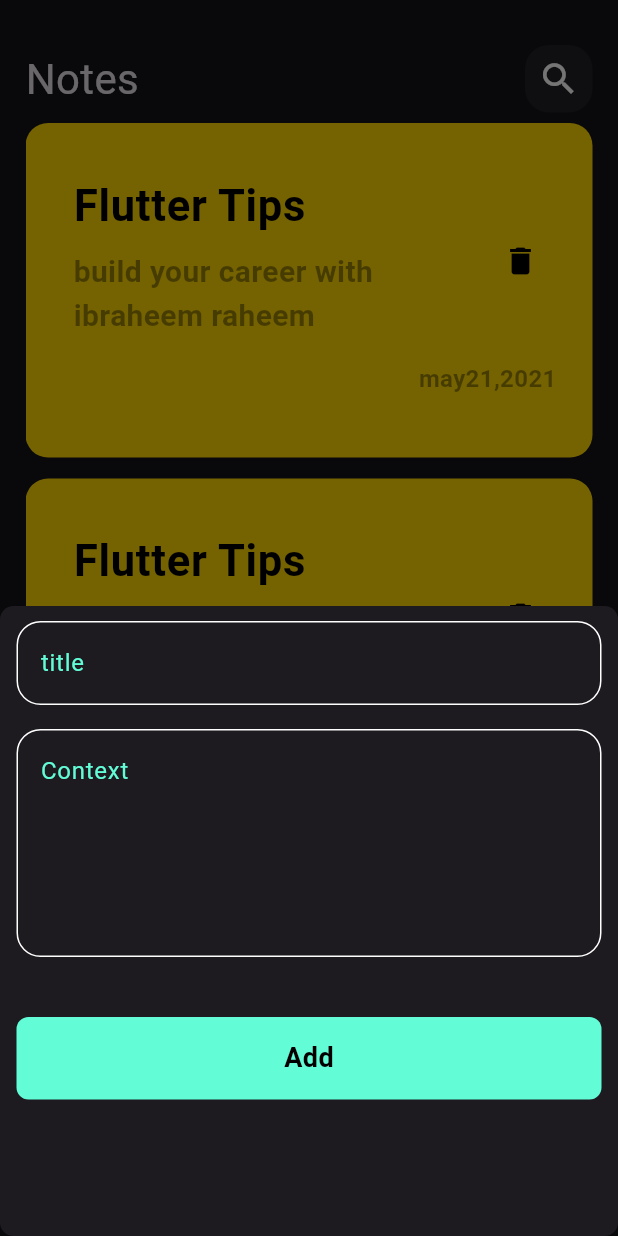
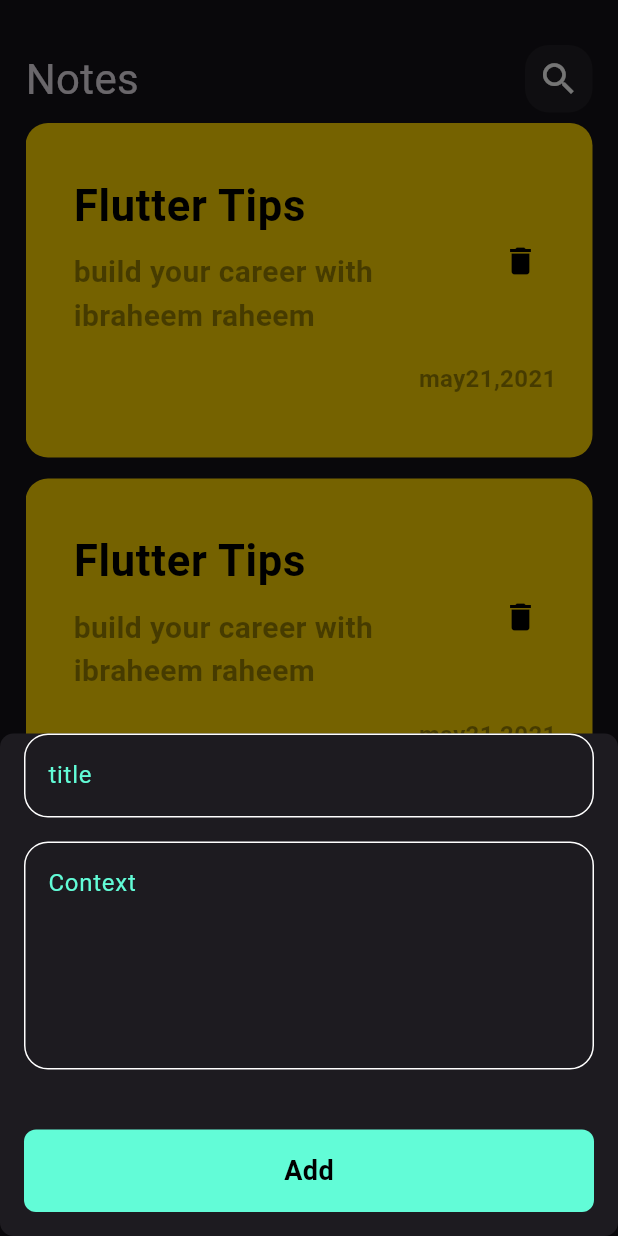
Before and after one commit to Ibrahim0011001/notes-app, a Flutter app: the screen it shows after launch, after a tap on the "add" icon, on a phone screen of 412 x 824 dp. Run offline on Flutter 3.47's test engine with Material 3 defaults, Android fonts, the phone set to English and light mode, and no system bars; drawn by our look-alikes of modal_progress_hud_nsn; our stand-ins replace bloc, flutter_bloc, hive, hive_flutter; accounts and stored records are empty.

Commit message:
create notes state

```diff
--- a/lib/cubits/notes_cubit/notes_cubit.dart
+++ b/lib/cubits/notes_cubit/notes_cubit.dart
@@ -1,5 +1,7 @@
 import 'package:bloc/bloc.dart';
 import 'package:flutter/material.dart';
+
+import '../../models/note_model.dart';
 part ' notes_state.dart';
 
 class NotesCubit extends Cubit<NotesState> {
--- a/lib/main.dart
+++ b/lib/main.dart
@@ -2,16 +2,17 @@ import 'package:flutter/material.dart';
 import 'package:flutter_bloc/flutter_bloc.dart';
 import 'package:hive_flutter/adapters.dart';
 import 'package:notesapp/contants.dart';
-import 'package:notesapp/cubits/add_note_cubit/add_note_cubit.dart';
 import 'package:notesapp/models/note_model.dart';
+import 'package:notesapp/simble_bloc_observer.dart';
 
 import 'package:notesapp/view/note_view.dart';
 
 void main() async {
   await Hive.initFlutter();
+  Bloc.observer = SimbleBlocObserver();
+  Hive.registerAdapter(NotemodelAdapter());
 
-  await Hive.openBox(kNotesBox);
-  Hive.registerAdapter(NotemodelAdapter());
+  await Hive.openBox<Notemodel>(kNotesBox);
   runApp(const NotesApp());
 }
 
@@ -21,16 +22,11 @@ class NotesApp extends StatelessWidget {
   // This widget is the root of your application.
   @override
   Widget build(BuildContext context) {
-    return MultiBlocProvider(
-      providers: [
-        BlocProvider(create: (context) => AddNoteCubit(),)
-      ],
-      child: MaterialApp(
-        debugShowCheckedModeBanner: false,
-        theme: ThemeData(brightness: Brightness.dark),
-        home: const Scaffold(
-          body: NotesView(),
-        ),
+    return MaterialApp(
+      debugShowCheckedModeBanner: false,
+      theme: ThemeData(brightness: Brightness.dark),
+      home: const Scaffold(
+        body: NotesView(),
       ),
     );
   }
--- a/lib/view/note_view.dart
+++ b/lib/view/note_view.dart
@@ -13,6 +13,7 @@ class NotesView extends StatelessWidget {
       floatingActionButton: FloatingActionButton(
         onPressed: () {
           showModalBottomSheet(
+              isScrollControlled: true,
               shape: RoundedRectangleBorder(
                   borderRadius: BorderRadius.circular(9)),
               context: context,
--- a/lib/view/wigets/add_note_bottom_sheet.dart
+++ b/lib/view/wigets/add_note_bottom_sheet.dart
@@ -1,35 +1,39 @@
 import 'package:flutter/material.dart';
 import 'package:flutter_bloc/flutter_bloc.dart';
+
 import 'package:notesapp/cubits/add_note_cubit/add_note_cubit.dart';
-import 'package:notesapp/view/wigets/add_note_form.dart';
-import 'package:modal_progress_hud_nsn/modal_progress_hud_nsn.dart';
+
+import 'add_note_form.dart';
 
 class Addnotebotoomsheet extends StatelessWidget {
-  const Addnotebotoomsheet({super.key});
+  const Addnotebotoomsheet({Key? key}) : super(key: key);
 
   @override
   Widget build(BuildContext context) {
-    return Padding(
-      padding: EdgeInsets.symmetric(horizontal: 11.0, vertical: 10),
-      child: SizedBox(
-        height: 400,
-        child: SingleChildScrollView(
+    return BlocProvider(
+      create: (context) => AddNoteCubit(),
       child: BlocConsumer<AddNoteCubit, AddNoteState>(
-            listener: (BuildContext context, Object? state) {
-              if (state is AddNoteFailure) {
-                print('failled ${state.errMessage}');
-              }
+        listener: (context, state) {
+          if (state is AddNoteFailure) {}
+
           if (state is AddNoteSuccess) {
             Navigator.pop(context);
           }
         },
-            builder: (BuildContext context, state) {
-              return ModalProgressHUD(
-                  inAsyncCall: state is AddNoteLoading ? true : false,
-                  child: AddNoteForm());
-            },
+        builder: (context, state) {
+          return AbsorbPointer(
+            absorbing: state is AddNoteLoading ? true : false,
+            child: Padding(
+              padding: EdgeInsets.only(
+                  left: 16,
+                  right: 16,
+                  bottom: MediaQuery.of(context).viewInsets.bottom),
+              child: const SingleChildScrollView(
+                child: AddNoteForm(),
               ),
             ),
+          );
+        },
       ),
     );
   }
```
Also changed, not shown: lib/cubits/notes_cubit/ notes_state.dart (+12 -1 lines), lib/simble_bloc_observer.dart (added, +37 -0 lines), lib/view/wigets/add_note_form.dart (+9 -0 lines). Lines whose indentation alone changed are shown as unchanged.
